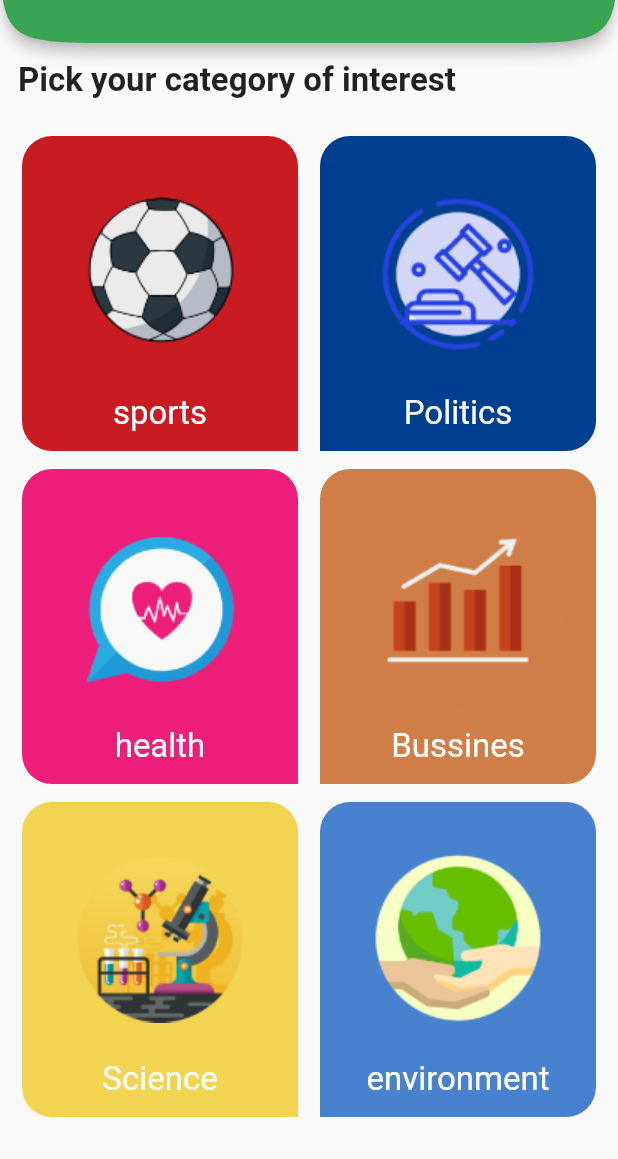
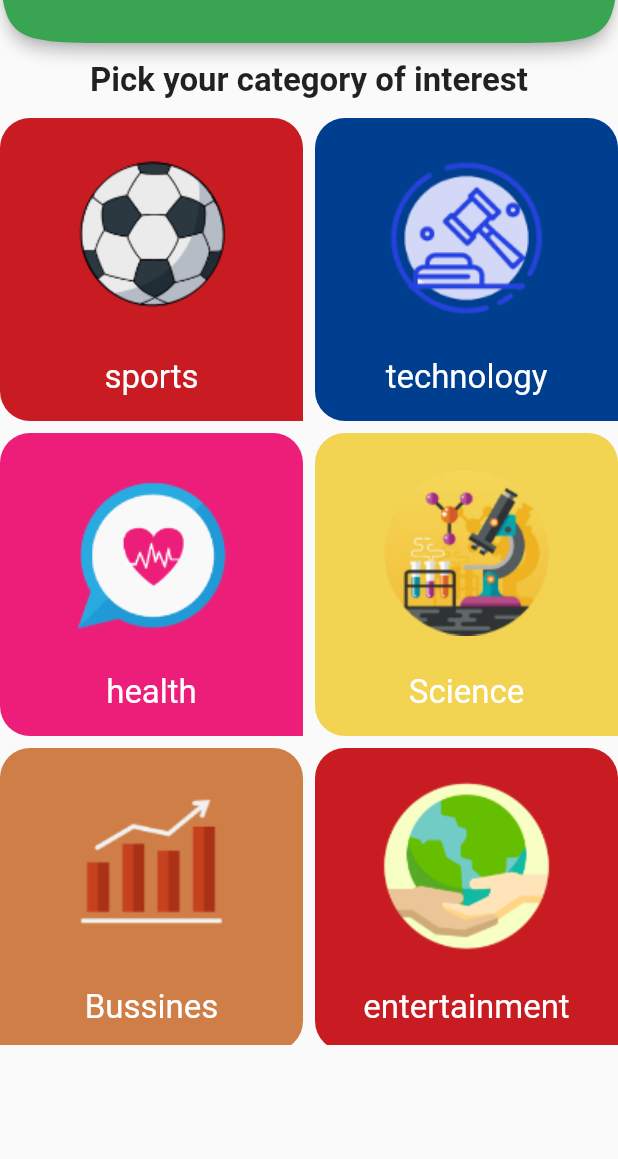
Before and after one commit to ahmed5060/News, a Flutter app: the NewsAppScreen screen opened by its route, on a phone screen of 412 x 824 dp, the part 77-1236 px from its top. Run offline on Flutter 3.47's test engine with Material 2 defaults, Android fonts, the phone set to English and light mode, and no system bars; our stand-ins replace cached_network_image; generated files the repository leaves out were written again.

Commit message:
Finished Settings Screen - News Home-Categories Fragment

```diff
--- /dev/null
+++ b/l10n.yaml
@@ -0,0 +1,3 @@
+arb-dir: lib/l10n
+template-arb-file: app_en.arb
+output-localization-file: app_localizations.dart
--- a/lib/NewsScreen/CategoriesFragment.dart
+++ b/lib/NewsScreen/CategoriesFragment.dart
@@ -1,45 +1,62 @@
 import 'package:flutter/material.dart';
 import 'package:news_app_alex/NewsScreen/Widgets/CategoryItem.dart';
 import 'package:news_app_alex/main.dart';
+import 'package:news_app_alex/model/category.dart';
 
 class CategoriesFragment extends StatefulWidget {
-  const CategoriesFragment({Key key}) : super(key: key);
-
+  Function onCategoryClicked;
+  CategoriesFragment(this.onCategoryClicked);
   @override
   _CategoriesFragmentState createState() => _CategoriesFragmentState();
 }
 
 class _CategoriesFragmentState extends State<CategoriesFragment> {
+  List<Category> categoriesList=[];
+  @override
+  void initState() {
+    // TODO: implement initState
+    super.initState();
+    fillList();
+  }
   @override
   Widget build(BuildContext context) {
-    return ListView(
-      children: [
-        Container(
-            padding: EdgeInsets.all(12),
-            child: Text('Pick your category of interest',style: TextStyle(fontSize: 22,fontWeight: FontWeight.bold),)),
-        Row(
-          mainAxisAlignment: MainAxisAlignment.spaceEvenly,
-          children: [
-            CategoryItem('assets/ball.png','sports',MyThemeData.red,false),
-            CategoryItem('assets/Politics.png','Politics',MyThemeData.blue,true),
-          ],
-        ),
-        Row(
-          mainAxisAlignment: MainAxisAlignment.spaceEvenly,
-          children: [
-            CategoryItem('assets/health.png','health',MyThemeData.pink,false),
-            CategoryItem('assets/bussines.png','Bussines',MyThemeData.orange,true),
-          ],
-        ),
-        Row(
-          mainAxisAlignment: MainAxisAlignment.spaceEvenly,
-          children: [
-            CategoryItem('assets/science.png','Science',MyThemeData.yellow,false),
-            CategoryItem('assets/environment.png','environment',MyThemeData.lightBlue,true),
-          ],
-        )
+    return SingleChildScrollView(
+      child: Column(
+        children: [
+          Container(
+              padding: EdgeInsets.all(12),
+              child:
+              Text('Pick your category of interest',style: TextStyle(fontSize: 22,fontWeight: FontWeight.bold),)),
 
-      ],
+          Container(
+            height: MediaQuery.of(context).size.height*.75,
+            child: GridView.builder(
+              shrinkWrap: true,
+                itemCount:categoriesList.length ,
+                gridDelegate: SliverGridDelegateWithFixedCrossAxisCount(
+                  crossAxisCount: 2,mainAxisSpacing: 8,crossAxisSpacing: 8)
+                ,itemBuilder: (_,index){
+                  return CategoryItem(categoriesList[index],widget.onCategoryClicked);
+                },   ),
+          ),
+
+
+
+
+        ],
+      ),
     ) ;
   }
+
+
+  void fillList(){
+     categoriesList.add(new Category(imagePath: 'assets/ball.png',rightSided: false,id: 'sports',title:'sports',backgroundColor:MyThemeData.red ));
+     categoriesList.add(new Category(imagePath: 'assets/Politics.png',rightSided: false,id: 'technology',title:'technology',backgroundColor:MyThemeData.blue ));
+     categoriesList.add(new Category(imagePath: 'assets/health.png',id:'health',backgroundColor:MyThemeData.pink,rightSided: false,title: 'health'));
+     categoriesList.add(new Category(imagePath: 'assets/science.png',title:'Science',id:'science',backgroundColor:MyThemeData.yellow,rightSided: false));
+     categoriesList.add(new Category(imagePath: 'assets/bussines.png',title:'Bussines',id:'business',backgroundColor:MyThemeData.orange,rightSided: true));
+     categoriesList.add(new Category(imagePath: 'assets/environment.png',rightSided: false,id: 'entertainment',title:'entertainment',backgroundColor:MyThemeData.red ));
+
+
+  }
 }
--- a/lib/NewsScreen/NewsApp.dart
+++ b/lib/NewsScreen/NewsApp.dart
@@ -5,9 +5,10 @@ import 'package:news_app_alex/NewsScreen/CategoriesFragment.dart';
 import 'package:news_app_alex/NewsScreen/HomeTabsFragment.dart';
 import 'package:news_app_alex/NewsScreen/Widgets/SideMenu.dart';
 import 'package:news_app_alex/main.dart';
+import 'package:news_app_alex/model/category.dart';
 import 'package:news_app_alex/model/sources_response.dart';
 import 'package:http/http.dart' as http;
-
+import 'package:flutter_gen/gen_l10n/app_localizations.dart';
 class NewsAppScreen extends StatefulWidget {
   static final ROUTE_NAME = 'Home';
 
@@ -17,18 +18,18 @@ class NewsAppScreen extends StatefulWidget {
 
 class _NewsAppScreenState extends State<NewsAppScreen> {
   Future<SourcesResponse> sourceResponse;
-
+  Category selectedCategory;
   @override
   void initState() {
     // TODO: implement initState
     super.initState();
-    sourceResponse = loadSoruces();
+    //
   }
 
   @override
   Widget build(BuildContext context) {
     return Scaffold(
-      drawer:SideMenu(),
+      drawer:SideMenu(onDrawerCategoryClicked: onDrawerCategoryClicked),
       appBar: AppBar(
         toolbarHeight: 80,
         shape: ContinuousRectangleBorder(
@@ -37,12 +38,10 @@ class _NewsAppScreenState extends State<NewsAppScreen> {
           bottomRight: Radius.circular(80))
       ),
 
-        title: Center(child: Text('News App')),
+        title: Center(child: Text(AppLocalizations.of(context).newsApp)),
       ),
-      body:CategoriesFragment());
-  }
-}
-/*FutureBuilder<SourcesResponse>(
+      body:selectedCategory==null?CategoriesFragment(onCategoryClicked) :
+      FutureBuilder<SourcesResponse>(
           future: sourceResponse,
           builder: (buildContext, snapShot) {
             if (snapShot.hasError) {
@@ -54,10 +53,28 @@ class _NewsAppScreenState extends State<NewsAppScreen> {
               return Center(child: CircularProgressIndicator());
             }
           }),
-    );*/
+
+    )
+
+    ;
+  }
+  void onDrawerCategoryClicked(){
+    setState(() {
+      selectedCategory=null ;
+
+    });
+  }
+  void onCategoryClicked(Category category){
+    setState(() {
+      selectedCategory=category;
+      sourceResponse = loadSoruces();
+    });
+  }
   Future<SourcesResponse> loadSoruces() async {
     Uri uri = Uri.https('newsapi.org', '/v2/top-headlines/sources',
-      {'apiKey': 'a2803275cc264f5ab82151862011361a'});
+        {'apiKey': 'a2803275cc264f5ab82151862011361a',
+          'category':selectedCategory.id
+        });
     final response = await http.get(uri);
     print(response.body);
     if (response.statusCode == 200) {
@@ -66,3 +83,5 @@ Future<SourcesResponse> loadSoruces() async {
       throw (Exception(response.body));
     }
   }
+}
+/**/
--- a/lib/NewsScreen/Widgets/CategoryItem.dart
+++ b/lib/NewsScreen/Widgets/CategoryItem.dart
@@ -1,27 +1,33 @@
 import 'package:flutter/material.dart';
+import 'package:news_app_alex/model/category.dart';
 class CategoryItem extends StatelessWidget {
-  String imagePath;
-  String categoryId;
-  Color backGroundColor;
-  bool rightSided;
-  CategoryItem(this.imagePath,this.categoryId,this.backGroundColor,this.rightSided);
+Function onCategoryClicked;
+
+  Category category;
+
+  CategoryItem(this.category,this.onCategoryClicked);
   @override
   Widget build(BuildContext context) {
-    return Container(
-      padding: EdgeInsets.all(12),
-      margin: EdgeInsets.only(top: 12),
+    return InkWell(
+      onTap:(){
+        onCategoryClicked(category);
+      } ,
+      child: Container(
+        width: 180,
+        height: 160,
         decoration: BoxDecoration(
-        color: backGroundColor,
-   borderRadius:rightSided?
+          color: category.backgroundColor,
+   borderRadius:category.rightSided?
    BorderRadius.only(topLeft: Radius.circular(20),topRight: Radius.circular(20)
          ,bottomRight: Radius.circular(20)):
    BorderRadius.only(topLeft: Radius.circular(20),topRight: Radius.circular(20)
          ,bottomLeft: Radius.circular(20))
         ),
         child: Column(
-        children:[Image.asset(imagePath,width: 160,height: 160,),
-       Text(categoryId,style: TextStyle(fontSize: 22,color: Colors.white),)
+          children:[Image.asset(category.imagePath,width: 160,height: 160,),
+         Text(category.title,style: TextStyle(fontSize: 22,color: Colors.white),)
           ],
+        ),
       ),
     );
   }
--- /dev/null
+++ b/lib/Provider/localizationsProvieder.dart
@@ -0,0 +1,11 @@
+
+
+import 'package:flutter/material.dart';
+
+class LocalizationsProvider extends ChangeNotifier{
+  String language='en';
+  void changeLanguage(String lang){
+    language=lang;
+    notifyListeners();
+  }
+}
--- /dev/null
+++ b/lib/l10n/app_ar.arb
@@ -0,0 +1,5 @@
+{
+  "newsApp": "اخر الاخبار",
+  "categories": "الفئات",
+  "settings": "الاعدادات"
+}
--- /dev/null
+++ b/lib/l10n/app_en.arb
@@ -0,0 +1,6 @@
+
+{
+  "newsApp": "News App",
+  "categories": "Categories",
+  "settings": "settings"
+}
--- /dev/null
+++ b/lib/model/category.dart
@@ -0,0 +1,11 @@
+import 'dart:ui';
+
+class Category{
+  String title;
+  String id;
+  String imagePath;
+  bool rightSided;
+  Color backgroundColor;
+
+  Category({this.id,this.title,this.imagePath,this.rightSided,this.backgroundColor});
+}
```
Also changed, not shown: lib/NewsScreen/Widgets/SideMenu.dart (+18 -5 lines), lib/Settings/LanguageBottomSheet.dart (added, +57 -0 lines), lib/Settings/settingsScreen.dart (added, +67 -0 lines), lib/main.dart (+36 -9 lines), pubspec.yaml (+5 -3 lines), pubspec.lock. Lines whose indentation alone changed are shown as unchanged.
